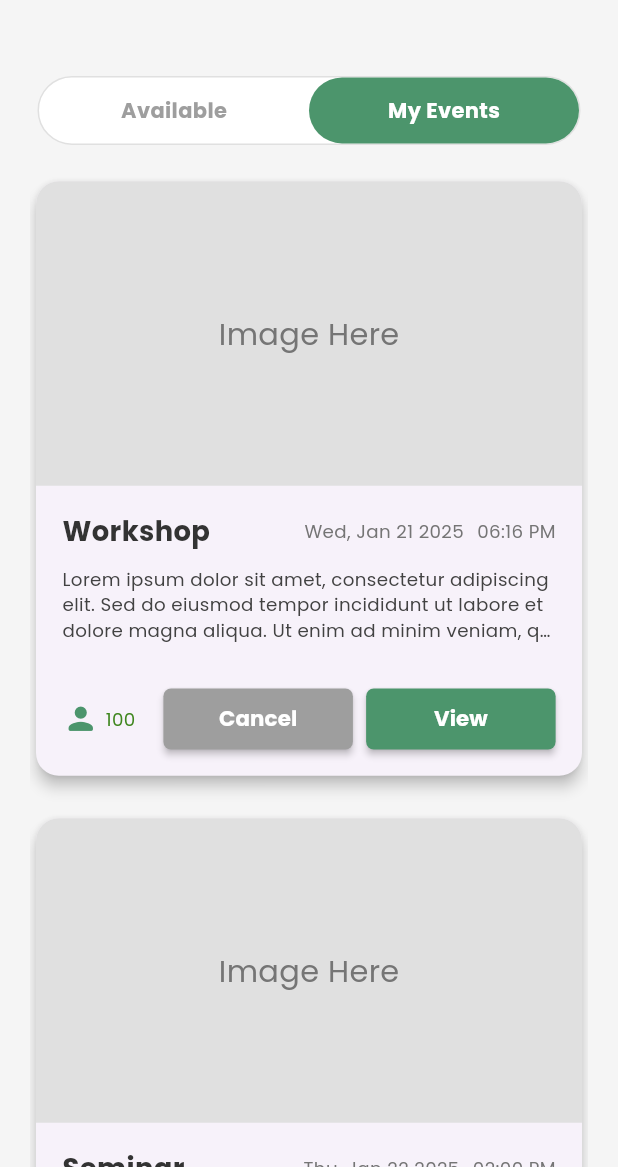
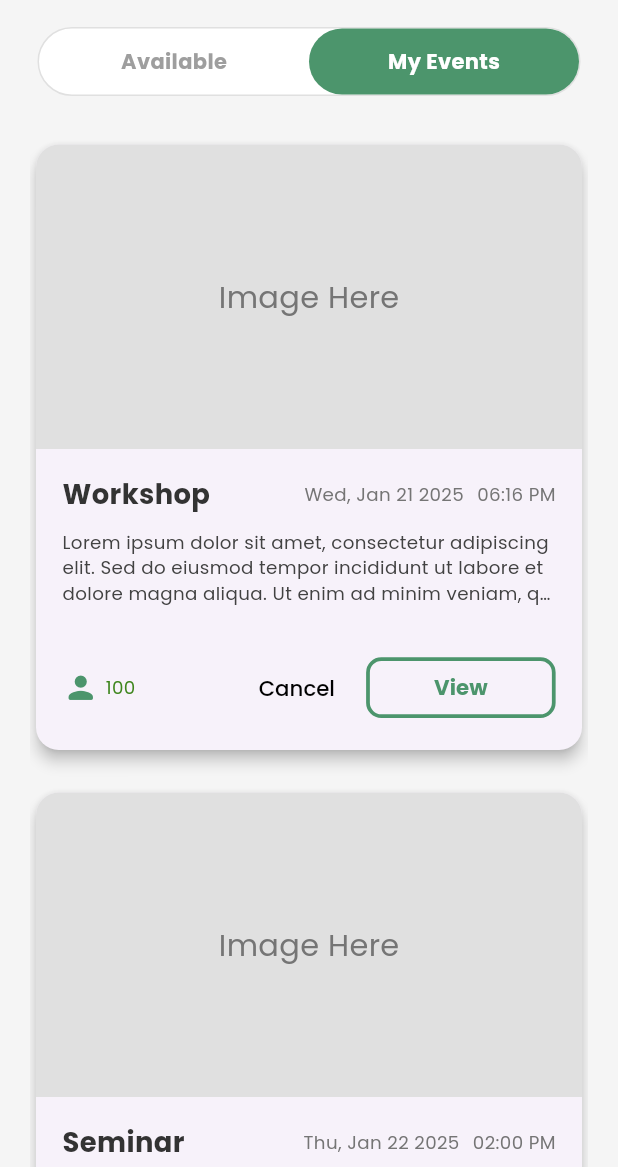
Before and after one commit to giruuu/SWISA_AGAP-MobileApp, a Flutter app: the TrainingAndWorkshop screen opened directly, after a tap on "My Events", on a phone screen of 412 x 824 dp, the part 69-1236 px from its top. Run offline on Flutter 3.47's test engine with Material 3 defaults, Android fonts, the phone set to English and light mode, and no system bars; our stand-ins replace flutter_screenutil, image_picker.

Commit message:
updated the buttons in trainings and workshop, change the appbar to sliverbar so the header sticks and the buttons disappear

```diff
--- a/lib/screens/training_and_workshop/training_and_workshop.dart
+++ b/lib/screens/training_and_workshop/training_and_workshop.dart
@@ -34,8 +34,17 @@ class _TrainingAndWorkshopState extends State<TrainingAndWorkshop> {
 
     return Scaffold(
       backgroundColor: const Color(0xFFF5F5F5),
-      appBar: AppBar(
+
+      body: NestedScrollView(
+        headerSliverBuilder: (BuildContext context, bool innerBoxIsScrolled) {
+          return <Widget>[
+            // The main app bar that will be pinned to the top.
+            SliverAppBar(
+              elevation: 0,
+              scrolledUnderElevation: 0,
+              pinned: true,
               title: Text(
+
                 'Training and Workshop',
                 style: TextStyle(
                   fontSize: 24,
@@ -47,12 +56,10 @@ class _TrainingAndWorkshopState extends State<TrainingAndWorkshop> {
               centerTitle: true,
               backgroundColor: const Color(0xFFF5F5F5),
             ),
-      body: Padding(
-        padding: const EdgeInsets.symmetric(horizontal: 20.0),
-        child: Column(
-          children: [
-            SizedBox(height: 40.h),
-            GrantTabBar(
+            SliverToBoxAdapter(
+              child: Padding(
+                padding: const EdgeInsets.symmetric(horizontal: 20.0, vertical: 8.0),
+                child: GrantTabBar(
                   tabs: trainingTabs,
                   onTabSelected: (status) {
                     setState(() {
@@ -60,14 +67,17 @@ class _TrainingAndWorkshopState extends State<TrainingAndWorkshop> {
                     });
                   },
                 ),
-            Expanded(child: _buildContent())
-            // Example:
-            // if (_currentStatus == 'Available') {
-            //   return Text('Showing available trainings...');
-            // } else if (_currentStatus == 'Booked') {
-            //   return Text('Showing booked trainings...');
-            // }
+              ),
+            ),
+          ];
+        },
+        body: Padding(
+          padding: const EdgeInsets.symmetric(horizontal: 20.0),
+          child: Column(
+            children: [
+              Expanded(child: _buildContent()),
             ],
+          ),
         ),
       ),
     );
--- a/lib/screens/training_and_workshop/training_and_workshop_available.dart
+++ b/lib/screens/training_and_workshop/training_and_workshop_available.dart
@@ -118,8 +118,7 @@ class TrainingAndWorkshopAvailable extends StatelessWidget {
                               children: [
                                 SizedBox(width: 8.w),
                                 CustomButton1(
-                                  backgroundColor: AppColors.green350,
-                                  borderRadius: BorderRadius.circular(5.r),
+                                  hasBorder: true,
                                   text: 'View',
                                   width: 115.w,
                                   height: 40.h,
@@ -127,6 +126,7 @@ class TrainingAndWorkshopAvailable extends StatelessWidget {
                                   ),
                                   );
                                   },
+
                                 ),
                               ],
                             ),
--- a/lib/screens/training_and_workshop/training_and_workshop_details.dart
+++ b/lib/screens/training_and_workshop/training_and_workshop_details.dart
@@ -126,8 +126,18 @@ class TrainingAndWorkshopDetails extends StatelessWidget {
                     height: 50.h,
                     text: 'Attend', onPressed:(){}),
                 SizedBox(height: 5.h,),
-                CustomButton1( hasBorder: true,
-                    text: 'Cancel', onPressed:(){}),
+                TextButton(onPressed: () {},
+                    style: TextButton.styleFrom(
+                      foregroundColor: Colors.black,
+                      textStyle: TextStyle(
+                        fontSize: 14.sp,
+                        fontFamily: 'Poppins',
+                        fontWeight: FontWeight.w600,
+                      )
+                    ),
+                    child:
+
+                Text('Cancel'))
               ],
             )
           ],
--- a/lib/screens/training_and_workshop/training_and_workshop_myevents.dart
+++ b/lib/screens/training_and_workshop/training_and_workshop_myevents.dart
@@ -144,18 +144,21 @@ class TrainingAndWorkshopMyevents extends StatelessWidget {
                             if (event.status == EventStatus.upcoming)
                               Row(
                                 children: [
-                                  CustomButton1(
-                                    borderRadius: BorderRadius.circular(5.r),
-                                    text: 'Cancel',
-                                    backgroundColor: Colors.grey,
-                                    width: 115.w,
-                                    height: 40.h,
+                                  TextButton(
                                     onPressed: () {},
+                                    style: TextButton.styleFrom(
+                                      foregroundColor: Colors.black,
+                                      textStyle: TextStyle(
+                                        fontSize: 14.sp,
+                                        fontWeight: FontWeight.w500,
+                                        fontFamily: 'Poppins'
+                                      )
+                                    ),
+                                    child: Text('Cancel'),
                                   ),
                                   SizedBox(width: 8.w),
                                   CustomButton1(
-                                    backgroundColor: AppColors.green350,
-                                    borderRadius: BorderRadius.circular(5.r),
+                                    hasBorder: true,
                                     text: 'View',
                                     width: 115.w,
                                     height: 40.h,
@@ -166,7 +169,7 @@ class TrainingAndWorkshopMyevents extends StatelessWidget {
                             else if (event.status == EventStatus.attended)
                               CustomButton1(
                                 backgroundColor: Colors.grey,
-                                borderRadius: BorderRadius.circular(5.r),
+
                                 text: 'Attended',
                                 width: 115.w,
                                 height: 40.h,
@@ -174,8 +177,7 @@ class TrainingAndWorkshopMyevents extends StatelessWidget {
                               )
                             else if (event.status == EventStatus.cannotCancel)
                                 CustomButton1(
-                                  backgroundColor: AppColors.green350,
-                                  borderRadius: BorderRadius.circular(5.r),
+                                hasBorder: true,
                                   text: 'View',
                                   width: 115.w,
                                   height: 40.h,
--- a/lib/widgets/custom_button1.dart
+++ b/lib/widgets/custom_button1.dart
@@ -26,10 +26,17 @@ class CustomButton1 extends StatelessWidget {
   Widget build(BuildContext context) {
     if (hasBorder) {
       return SizedBox(
-        child: TextButton(
+        height: height,
+        width: width,
+        child: OutlinedButton(
           onPressed: onPressed,
-          style: TextButton.styleFrom(
-            foregroundColor: Colors.black,
+          style: OutlinedButton.styleFrom(
+foregroundColor: AppColors.green350,
+            side: BorderSide(color: AppColors.green350, width: 2.5),
+              shape: RoundedRectangleBorder(
+              borderRadius: borderRadius ?? BorderRadius.circular(10.r),
+
+          )
           ),
           child: Text(
             text,
```
Lines whose indentation alone changed are shown as unchanged.
